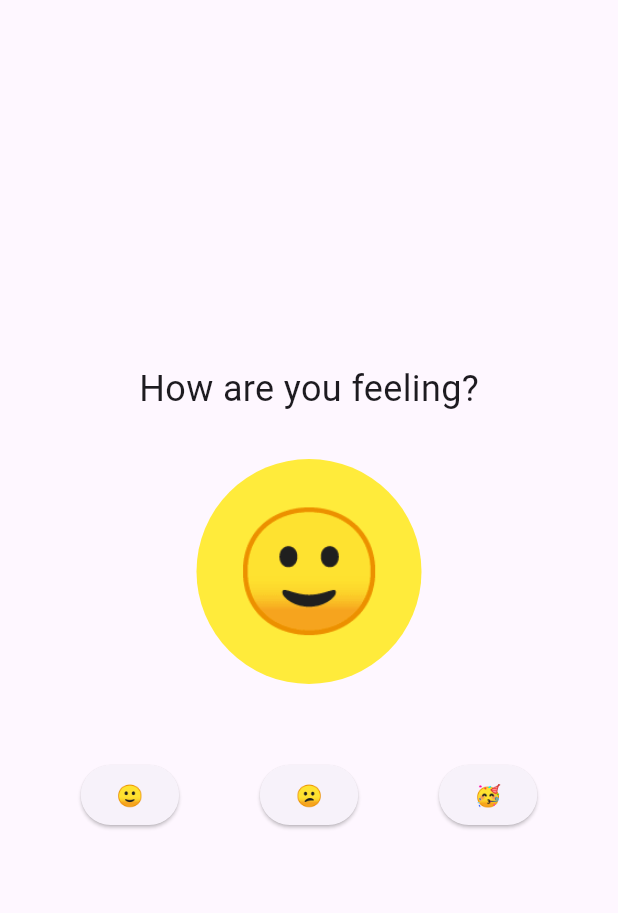
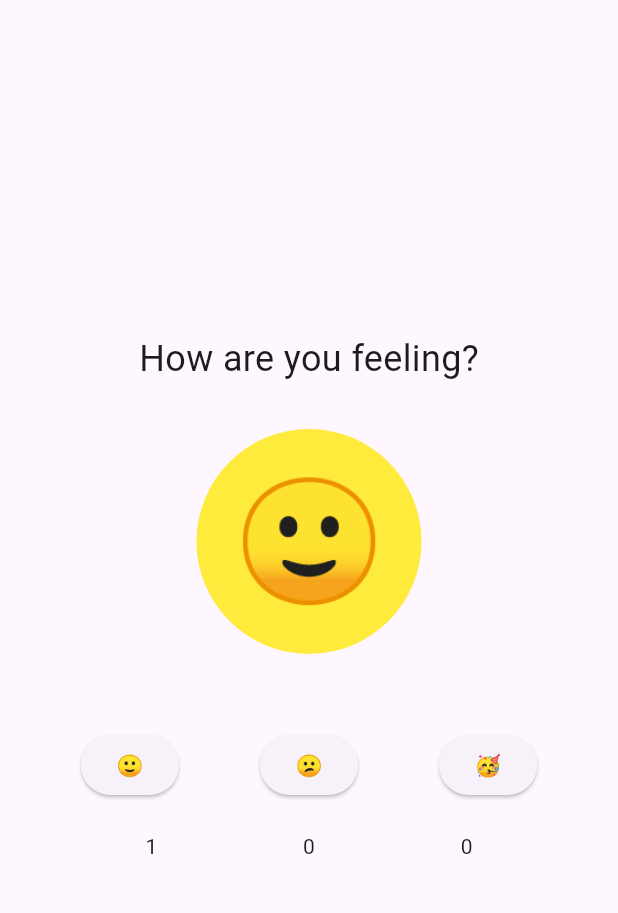
Before and after one commit to SobbingSoprano/inclass7, a Flutter app: the screen it shows after launch, after a tap on an icon or button, on a phone screen of 412 x 824 dp, the part 63-976 px from its top. Run offline on Flutter 3.47's test engine with Material 3 defaults, Android fonts, the phone set to English and light mode, and no system bars.

Commit message:
implement mood counter

```diff
--- a/lib/main.dart
+++ b/lib/main.dart
@@ -12,21 +12,25 @@ class MoodModel with ChangeNotifier {
   String _currentMood = '🤨';
   String get currentMood => _currentMood;
   Color _backgroundColor = Colors.green;
+  final Map<String, int> _moodCounter = {"happy": 0, "sad": 0, "excited": 0};
   void setHappy() {
     _currentMood = '🙂';
     _backgroundColor = Colors.yellow;
+    _moodCounter["happy"] = (_moodCounter["happy"] ?? 0) + 1;
     notifyListeners();
   }
 
   void setSad() {
     _currentMood = '😕';
     _backgroundColor = Colors.blue;
+    _moodCounter["sad"] = (_moodCounter["sad"] ?? 0) + 1;
     notifyListeners();
   }
 
   void setExcited() {
     _currentMood = '🥳';
     _backgroundColor = Colors.orange;
+    _moodCounter["excited"] = (_moodCounter["excited"] ?? 0) + 1;
     notifyListeners();
   }
 }
@@ -58,6 +62,8 @@ class HomePage extends StatelessWidget {
             MoodDisplay(),
             SizedBox(height: 50),
             MoodButtons(),
+            SizedBox(height: 20),
+            MoodCounter(),
           ],
         ),
       ),
@@ -115,3 +121,21 @@ class MoodButtons extends StatelessWidget {
     );
   }
 }
+
+class MoodCounter extends StatelessWidget {
+  @override
+  Widget build(BuildContext context) {
+    return Consumer<MoodModel>(
+      builder: (context, moodModel, child) {
+        return Row(
+          mainAxisAlignment: MainAxisAlignment.spaceEvenly,
+          children: [
+            Text("${moodModel._moodCounter["happy"]}"),
+            Text("${moodModel._moodCounter["sad"]}"),
+            Text("${moodModel._moodCounter["excited"]}"),
+          ],
+        );
+      },
+    );
+  }
+}
```
